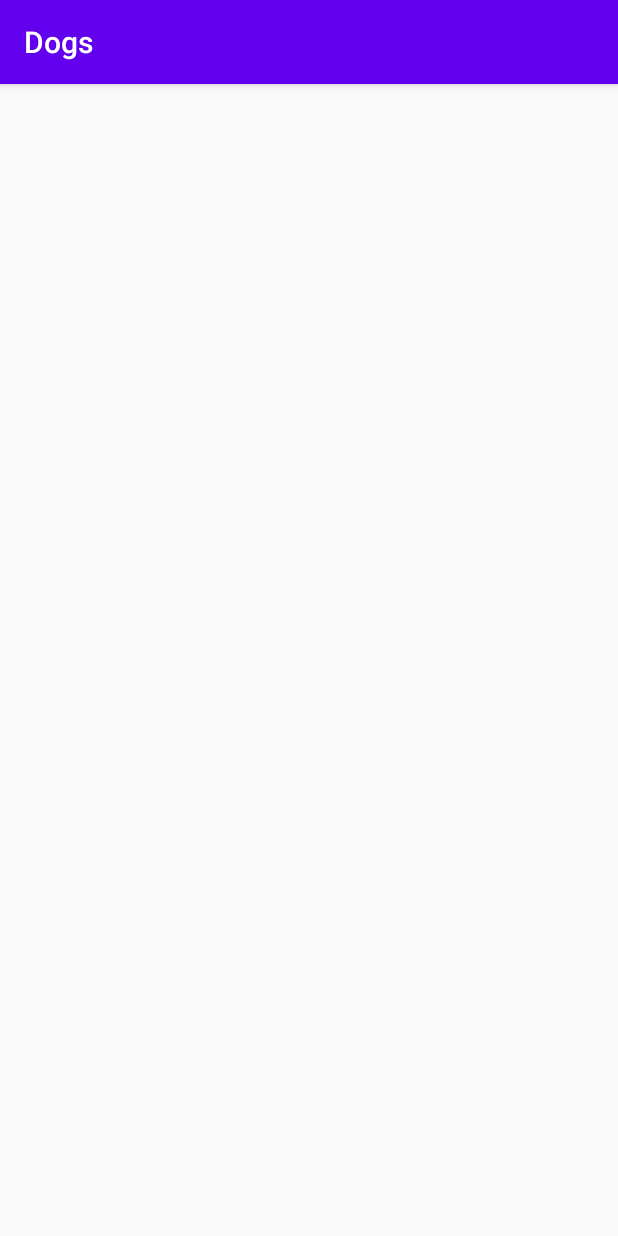
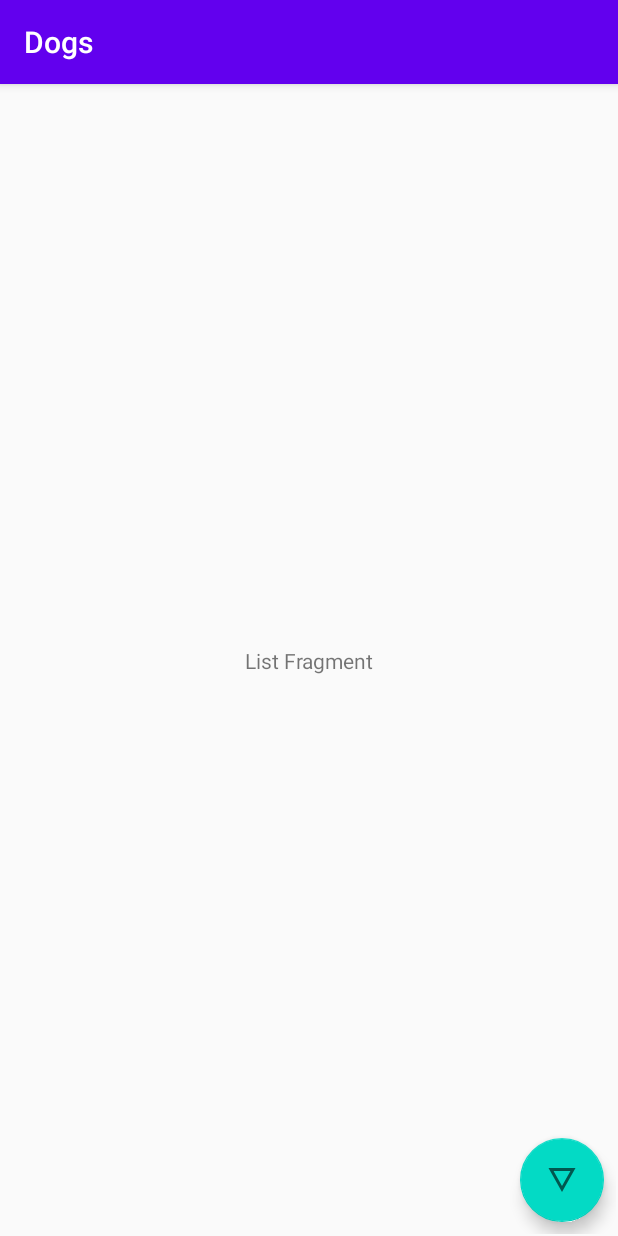
Before and after one commit to Miguel36/DogsProjectMVVM, an Android app: the screen it shows after launch (MainActivity), on a phone screen of 412 x 824 dp. Run offline under Robolectric (Android 15) with nearby library versions, the phone set to English and light mode, and no system bars; our stand-ins replace data binding.

Commit message:
Creando un boton en cada fragment para poder navegar entre ellos

```diff
--- a/app/build.gradle
+++ b/app/build.gradle
@@ -16,6 +16,7 @@ android {
         versionName "1.0"
 
         testInstrumentationRunner "androidx.test.runner.AndroidJUnitRunner"
+        vectorDrawables.useSupportLibrary = true
     }
 
     buildTypes {
--- /dev/null
+++ b/app/src/main/res/drawable/ic_details.xml
@@ -0,0 +1,10 @@
+<vector xmlns:android="http://schemas.android.com/apk/res/android"
+    android:width="24dp"
+    android:height="24dp"
+    android:viewportWidth="24"
+    android:viewportHeight="24"
+    android:tint="?attr/colorControlNormal">
+  <path
+      android:fillColor="@android:color/white"
+      android:pathData="M3,4l9,16 9,-16L3,4zM6.38,6h11.25L12,16 6.38,6z"/>
+</vector>
--- a/app/src/main/res/layout/fragment_list.xml
+++ b/app/src/main/res/layout/fragment_list.xml
@@ -2,12 +2,39 @@
 
 <layout
     xmlns:android="http://schemas.android.com/apk/res/android"
+    xmlns:app="http://schemas.android.com/apk/res-auto"
     xmlns:tools="http://schemas.android.com/tools">
 
-    <FrameLayout
+    <androidx.constraintlayout.widget.ConstraintLayout
         android:layout_width="match_parent"
         android:layout_height="match_parent"
         tools:context=".view.ListFragment">
-    </FrameLayout>
+
+        <TextView
+            android:id="@+id/textView"
+            android:layout_width="wrap_content"
+            android:layout_height="wrap_content"
+            android:layout_marginLeft="8dp"
+            android:layout_marginTop="8dp"
+            android:layout_marginRight="8dp"
+            android:layout_marginBottom="8dp"
+            android:text="List Fragment"
+            app:layout_constraintBottom_toBottomOf="parent"
+            app:layout_constraintEnd_toEndOf="parent"
+            app:layout_constraintStart_toStartOf="parent"
+            app:layout_constraintTop_toTopOf="parent" />
+
+        <com.google.android.material.floatingactionbutton.FloatingActionButton
+            android:id="@+id/floatingActionButton"
+            android:layout_width="wrap_content"
+            android:layout_height="wrap_content"
+            android:layout_marginEnd="8dp"
+            android:layout_marginRight="8dp"
+            android:layout_marginBottom="8dp"
+            android:clickable="true"
+            app:srcCompat="@drawable/ic_details"
+            app:layout_constraintBottom_toBottomOf="parent"
+            app:layout_constraintEnd_toEndOf="parent" />
+    </androidx.constraintlayout.widget.ConstraintLayout>
 
 </layout>
```
Also changed, not shown: app/src/main/res/drawable/ic_list.xml (added, +10 -0 lines), app/src/main/res/layout/fragment_detail.xml (+25 -2 lines).
